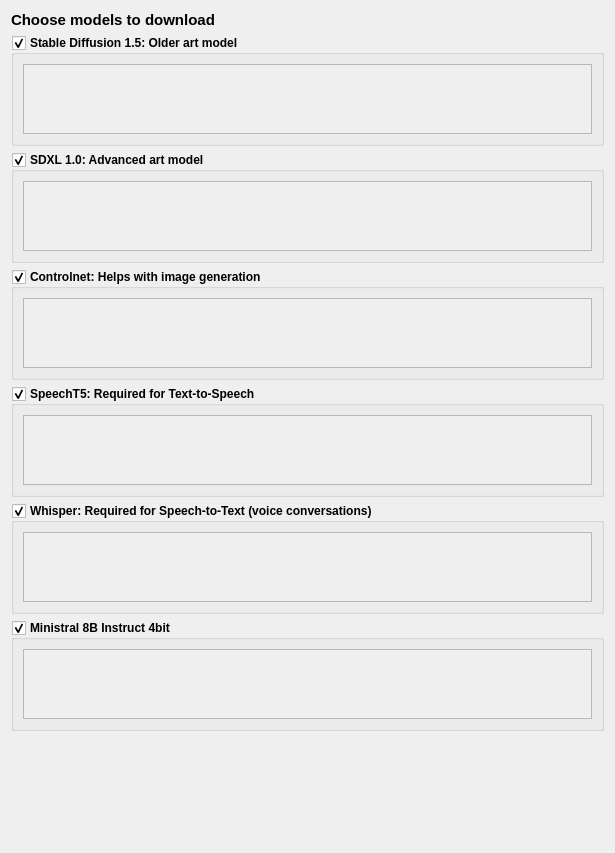
Above: src/airunner/gui/windows/setup_wizard/installation_settings/templates/choose_models.ui from Capsize-Games/airunner before the change. Below: the same form after it.
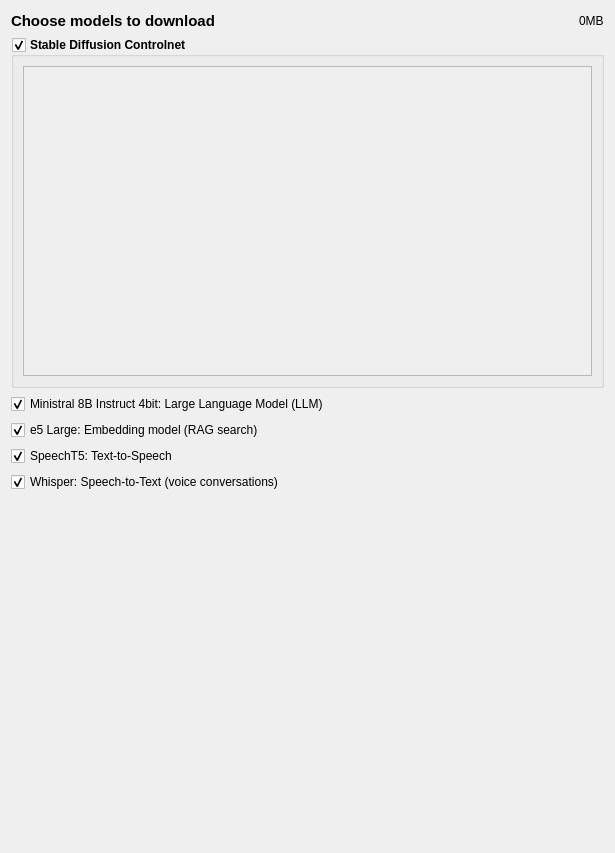
That is the form after the change.

Diff of the .ui file:
```diff
--- a/src/airunner/gui/windows/setup_wizard/installation_settings/templates/choose_models.ui
+++ b/src/airunner/gui/windows/setup_wizard/installation_settings/templates/choose_models.ui
@@ -14,75 +14,7 @@
    <string>Form</string>
   </property>
   <layout class="QGridLayout" name="gridLayout">
-   <item row="1" column="0">
-    <widget class="QGroupBox" name="groupBox">
-     <property name="font">
-      <font>
-       <bold>true</bold>
-      </font>
-     </property>
-     <property name="title">
-      <string>Stable Diffusion 1.5: Older art model</string>
-     </property>
-     <property name="checkable">
-      <bool>true</bool>
-     </property>
-     <layout class="QGridLayout" name="gridLayout_2">
-      <item row="0" column="0">
-       <widget class="QScrollArea" name="scrollArea">
-        <property name="widgetResizable">
-         <bool>true</bool>
-        </property>
-        <widget class="QWidget" name="scrollAreaWidgetContents">
-         <property name="geometry">
-          <rect>
-           <x>0</x>
-           <y>0</y>
-           <width>571</width>
-           <height>68</height>
-          </rect>
-         </property>
-        </widget>
-       </widget>
-      </item>
-     </layout>
-    </widget>
-   </item>
-   <item row="4" column="0">
-    <widget class="QGroupBox" name="groupBox_4">
-     <property name="font">
-      <font>
-       <bold>true</bold>
-      </font>
-     </property>
-     <property name="title">
-      <string>SpeechT5: Required for Text-to-Speech</string>
-     </property>
-     <property name="checkable">
-      <bool>true</bool>
-     </property>
-     <layout class="QGridLayout" name="gridLayout_5">
-      <item row="0" column="0">
-       <widget class="QScrollArea" name="scrollArea_4">
-        <property name="widgetResizable">
-         <bool>true</bool>
-        </property>
-        <widget class="QWidget" name="scrollAreaWidgetContents_4">
-         <property name="geometry">
-          <rect>
-           <x>0</x>
-           <y>0</y>
-           <width>571</width>
-           <height>68</height>
-          </rect>
-         </property>
-        </widget>
-       </widget>
-      </item>
-     </layout>
-    </widget>
-   </item>
-   <item row="7" column="0">
+   <item row="8" column="0">
     <spacer name="verticalSpacer">
      <property name="orientation">
       <enum>Qt::Orientation::Vertical</enum>
@@ -95,69 +27,59 @@
      </property>
     </spacer>
    </item>
-   <item row="0" column="0">
-    <widget class="QLabel" name="label">
-     <property name="font">
-      <font>
-       <pointsize>11</pointsize>
-       <bold>true</bold>
-      </font>
-     </property>
-     <property name="text">
-      <string>Choose models to download</string>
-     </property>
-    </widget>
-   </item>
-   <item row="5" column="0">
-    <widget class="QGroupBox" name="groupBox_3">
-     <property name="font">
-      <font>
-       <bold>true</bold>
-      </font>
-     </property>
-     <property name="title">
-      <string>Whisper: Required for Speech-to-Text (voice conversations)</string>
-     </property>
-     <property name="checkable">
-      <bool>true</bool>
-     </property>
-     <layout class="QGridLayout" name="gridLayout_6">
-      <item row="0" column="0">
-       <widget class="QScrollArea" name="scrollArea_5">
-        <property name="widgetResizable">
-         <bool>true</bool>
-        </property>
-        <widget class="QWidget" name="scrollAreaWidgetContents_5">
-         <property name="geometry">
-          <rect>
-           <x>0</x>
-           <y>0</y>
-           <width>571</width>
-           <height>68</height>
-          </rect>
-         </property>
-        </widget>
-       </widget>
-      </item>
-     </layout>
-    </widget>
+   <item row="1" column="0">
+    <layout class="QHBoxLayout" name="horizontalLayout">
+     <item>
+      <widget class="QLabel" name="page_title">
+       <property name="font">
+        <font>
+         <pointsize>11</pointsize>
+         <bold>true</bold>
+        </font>
+       </property>
+       <property name="text">
+        <string>Choose models to download</string>
+       </property>
+      </widget>
+     </item>
+     <item>
+      <spacer name="horizontalSpacer">
+       <property name="orientation">
+        <enum>Qt::Orientation::Horizontal</enum>
+       </property>
+       <property name="sizeHint" stdset="0">
+        <size>
+         <width>40</width>
+         <height>20</height>
+        </size>
+       </property>
+      </spacer>
+     </item>
+     <item>
+      <widget class="QLabel" name="total_size_label">
+       <property name="text">
+        <string>0MB</string>
+       </property>
+      </widget>
+     </item>
+    </layout>
    </item>
    <item row="2" column="0">
-    <widget class="QGroupBox" name="groupBox_2">
+    <widget class="QGroupBox" name="groupBox">
      <property name="font">
       <font>
        <bold>true</bold>
       </font>
      </property>
      <property name="title">
-      <string>SDXL 1.0: Advanced art model</string>
+      <string>Stable Diffusion Controlnet</string>
      </property>
      <property name="checkable">
       <bool>true</bool>
      </property>
-     <layout class="QGridLayout" name="gridLayout_3">
+     <layout class="QGridLayout" name="gridLayout_2">
       <item row="0" column="0">
-       <widget class="QScrollArea" name="scrollArea_2">
+       <widget class="QScrollArea" name="stable_diffusion_scrollarea">
         <property name="widgetResizable">
          <bool>true</bool>
         </property>
@@ -167,81 +89,54 @@
            <x>0</x>
            <y>0</y>
            <width>571</width>
-           <height>68</height>
+           <height>294</height>
           </rect>
          </property>
+         <layout class="QVBoxLayout" name="verticalLayout"/>
         </widget>
        </widget>
       </item>
      </layout>
     </widget>
    </item>
+   <item row="5" column="0">
+    <widget class="QCheckBox" name="speecht5_checkbox">
+     <property name="text">
+      <string>SpeechT5: Text-to-Speech</string>
+     </property>
+     <property name="checked">
+      <bool>true</bool>
+     </property>
+    </widget>
+   </item>
    <item row="3" column="0">
-    <widget class="QGroupBox" name="groupBox_5">
-     <property name="font">
-      <font>
-       <bold>true</bold>
-      </font>
+    <widget class="QCheckBox" name="ministral_checkbox">
+     <property name="text">
+      <string>Ministral 8B Instruct 4bit: Large Language Model (LLM)</string>
      </property>
-     <property name="title">
-      <string>Controlnet: Helps with image generation</string>
-     </property>
-     <property name="checkable">
+     <property name="checked">
       <bool>true</bool>
      </property>
-     <layout class="QGridLayout" name="gridLayout_4">
-      <item row="0" column="0">
-       <widget class="QScrollArea" name="scrollArea_3">
-        <property name="widgetResizable">
-         <bool>true</bool>
-        </property>
-        <widget class="QWidget" name="scrollAreaWidgetContents_3">
-         <property name="geometry">
-          <rect>
-           <x>0</x>
-           <y>0</y>
-           <width>571</width>
-           <height>68</height>
-          </rect>
-         </property>
-        </widget>
-       </widget>
-      </item>
-     </layout>
     </widget>
    </item>
    <item row="6" column="0">
-    <widget class="QGroupBox" name="groupBox_6">
-     <property name="font">
-      <font>
-       <bold>true</bold>
-      </font>
+    <widget class="QCheckBox" name="whisper_checkbox">
+     <property name="text">
+      <string>Whisper: Speech-to-Text (voice conversations)</string>
      </property>
-     <property name="title">
-      <string>Ministral 8B Instruct 4bit</string>
+     <property name="checked">
+      <bool>true</bool>
      </property>
-     <property name="checkable">
+    </widget>
+   </item>
+   <item row="4" column="0">
+    <widget class="QCheckBox" name="checkBox">
+     <property name="text">
+      <string>e5 Large: Embedding model (RAG search)</string>
+     </property>
+     <property name="checked">
       <bool>true</bool>
      </property>
-     <layout class="QGridLayout" name="gridLayout_7">
-      <item row="0" column="0">
-       <widget class="QScrollArea" name="scrollArea_6">
-        <property name="widgetResizable">
-         <bool>true</bool>
-        </property>
-        <widget class="QWidget" name="scrollAreaWidgetContents_6">
-         <property name="geometry">
-          <rect>
-           <x>0</x>
-           <y>0</y>
-           <width>571</width>
-           <height>68</height>
-          </rect>
-         </property>
-        </widget>
-       </widget>
-      </item>
-     </layout>
     </widget>
    </item>
   </layout>
```
Left out of the diff: 90 changed lines with no effect on the pictures.
